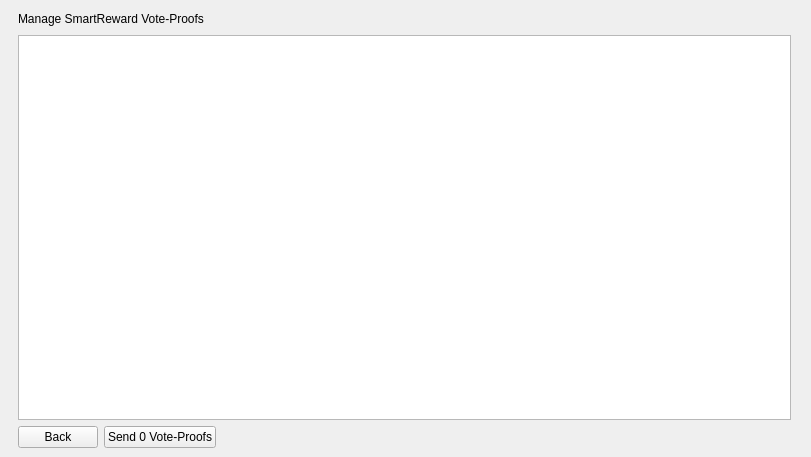
The window that src/qt/forms/smartrewardslist.ui (SmartCash/Core-Smart) describes before a commit, drawn with Qt 5.
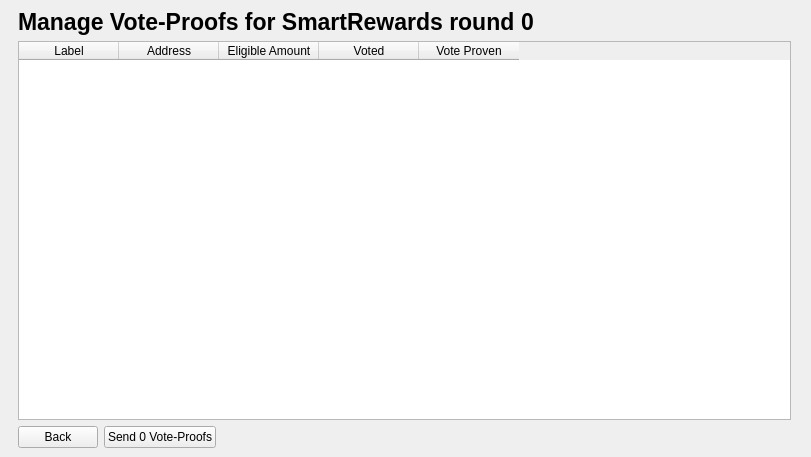
The same window after the commit. Custom widgets are drawn as their Qt base class.

Commit message: qt: Dynamic round adjustment for vote proof page's title

```diff
--- a/src/qt/forms/smartrewardslist.ui
+++ b/src/qt/forms/smartrewardslist.ui
@@ -554,9 +554,30 @@
        <item>
         <layout class="QHBoxLayout" name="horizontalLayout_6">
          <item>
-          <widget class="QLabel" name="label_4">
+          <widget class="QLabel" name="lblProofsTitle">
+           <property name="font">
+            <font>
+             <pointsize>17</pointsize>
+             <weight>75</weight>
+             <bold>true</bold>
+            </font>
+           </property>
            <property name="text">
-            <string>Manage SmartReward Vote-Proofs</string>
+            <string>Manage Vote-Proofs for SmartRewards round</string>
+           </property>
+          </widget>
+         </item>
+         <item>
+          <widget class="QLabel" name="lblProofsTitleRound">
+           <property name="font">
+            <font>
+             <pointsize>17</pointsize>
+             <weight>75</weight>
+             <bold>true</bold>
+            </font>
+           </property>
+           <property name="text">
+            <string>0</string>
            </property>
           </widget>
          </item>
@@ -576,7 +597,33 @@
         </layout>
        </item>
        <item>
-        <widget class="QTableWidget" name="addressTable"/>
+        <widget class="QTableWidget" name="addressTable">
+         <column>
+          <property name="text">
+           <string>Label</string>
+          </property>
+         </column>
+         <column>
+          <property name="text">
+           <string>Address</string>
+          </property>
+         </column>
+         <column>
+          <property name="text">
+           <string>Eligible Amount</string>
+          </property>
+         </column>
+         <column>
+          <property name="text">
+           <string>Voted</string>
+          </property>
+         </column>
+         <column>
+          <property name="text">
+           <string>Vote Proven</string>
+          </property>
+         </column>
+        </widget>
        </item>
        <item>
         <layout class="QHBoxLayout" name="horizontalLayout_5">
```
Left out of the diff: 12 changed lines with no effect on the pictures. The commit also changes 2 other files.
